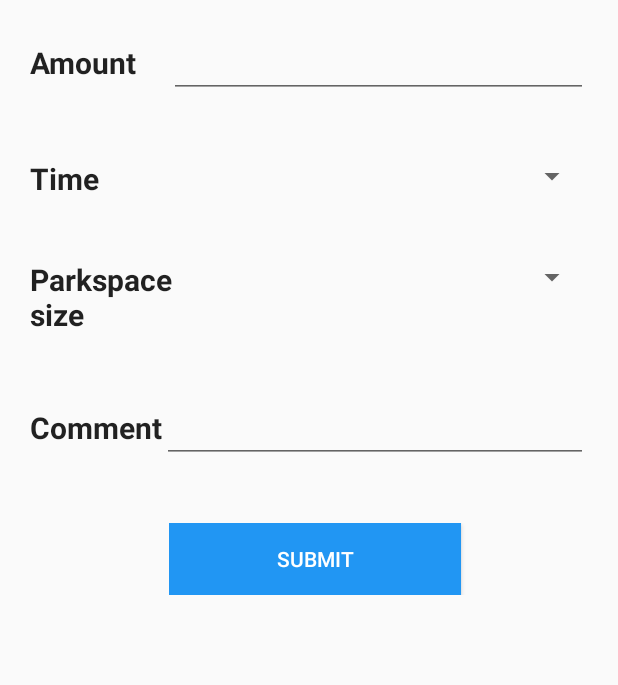
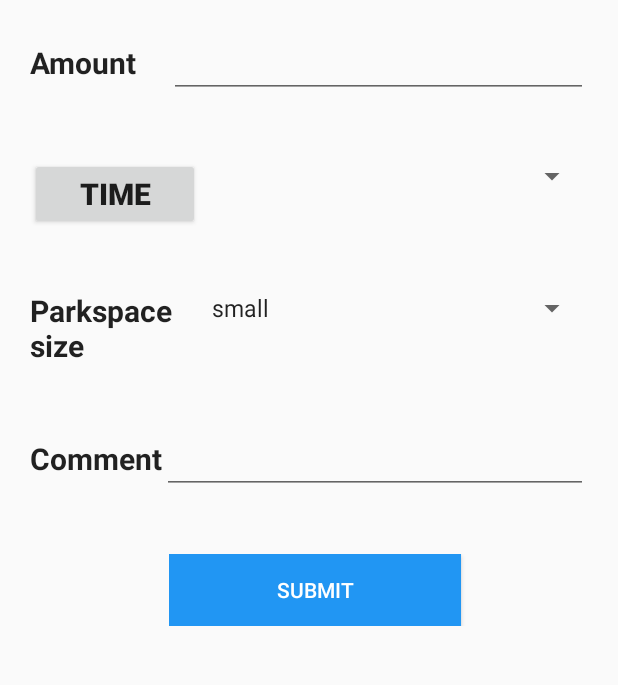
Before and after one commit to StefanEdingerTUM/MyApplication, an Android app: the fragment OffersFragment shown on its own in the app's theme, on a phone screen of 412 x 824 dp, the part 84-769 px from its top. Run offline under Robolectric (Android 15) with nearby library versions, the phone set to English and light mode, and no system bars.

```diff
--- a/app/src/main/java/de/tum/citywatch/OffersFragment.java
+++ b/app/src/main/java/de/tum/citywatch/OffersFragment.java
@@ -1,10 +1,17 @@
 package de.tum.citywatch;
 
+import android.app.DialogFragment;
 import android.app.Fragment;
 import android.os.Bundle;
 import android.view.LayoutInflater;
 import android.view.View;
 import android.view.ViewGroup;
+import android.widget.ArrayAdapter;
+import android.widget.Button;
+import android.widget.Spinner;
+
+import java.util.ArrayList;
+import java.util.List;
 
 /**
  * Created by Ibrahim on 30/11/2015.
@@ -13,11 +20,29 @@ public class OffersFragment extends Fragment {
     @Override
     public View onCreateView(LayoutInflater inflater, ViewGroup container,
                              Bundle savedInstanceState) {
-        // inflat and return the layout
         View view = inflater.inflate(R.layout.fragment_offers, container,
                 false);
 
-        // Perform any camera updates here
+        Spinner spinner = (Spinner) view.findViewById(R.id.spinner);
+        List<String> list = new ArrayList<String>();
+        list.add("small");
+        list.add("normal");
+        list.add("big");
+        list.add("really big");
+        ArrayAdapter<String> dataAdapter = new ArrayAdapter<String>(view.getContext(),
+                android.R.layout.simple_spinner_item, list);
+        dataAdapter.setDropDownViewResource(android.R.layout.simple_spinner_dropdown_item);
+        spinner.setAdapter(dataAdapter);
+
+        Button timeButton = (Button) view.findViewById(R.id.timeButton);
+        timeButton.setOnClickListener(new View.OnClickListener() {
+            @Override
+            public void onClick(View view) {
+                DialogFragment newFragment = new TimePickerFragment();
+                newFragment.show(getFragmentManager(), "timePicker");
+            }
+        });
+
         return view;
     }
 }
--- a/app/src/main/res/layout/fragment_offers.xml
+++ b/app/src/main/res/layout/fragment_offers.xml
@@ -35,10 +35,11 @@
         android:layout_margin="20dp"
         android:layout_gravity="center_horizontal">
 
-        <TextView
+        <Button
             android:layout_width="0dp"
             android:layout_height="wrap_content"
             android:layout_gravity="center_vertical"
+            android:id="@+id/timeButton"
             android:layout_weight="0.33"
             android:text="Time"
             android:textStyle="bold"
```
Also changed, not shown: app/src/main/java/de/tum/citywatch/TimePickerFragment.java (added, +30 -0 lines), app/src/main/res/values/strings.xml (+4 -4 lines).
